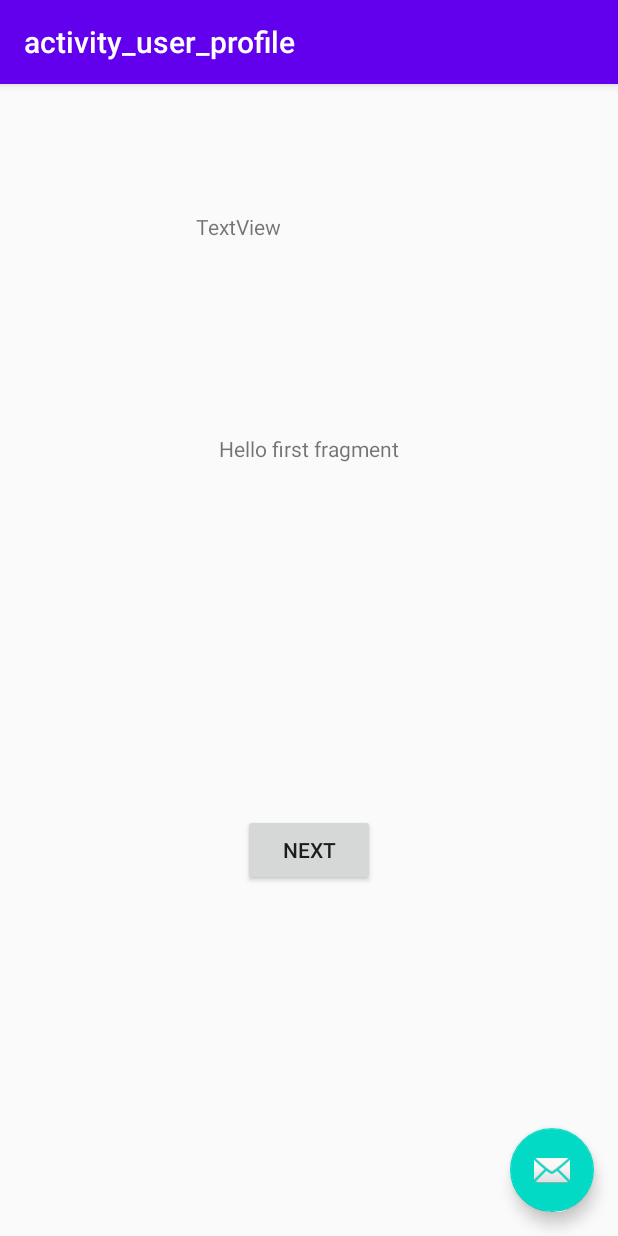
After one commit to NatasaLukic/PMA, an Android app: the FirstFragment screen opened directly, with no data from a screen before it, on a phone screen of 412 x 824 dp. The commit adds this screen. Run offline under Robolectric (Android 15) with nearby library versions, the phone set to English and light mode, and no system bars.

Commit message:
started user profile activity

```diff
--- a/FindACar/app/build.gradle
+++ b/FindACar/app/build.gradle
@@ -31,7 +31,10 @@
     implementation 'androidx.annotation:annotation:1.1.0'
     implementation 'androidx.constraintlayout:constraintlayout:1.1.3'
     implementation 'androidx.lifecycle:lifecycle-extensions:2.0.0'
+    implementation 'androidx.navigation:navigation-fragment:2.0.0'
+    implementation 'androidx.navigation:navigation-ui:2.0.0'
     testImplementation 'junit:junit:4.12'
     androidTestImplementation 'androidx.test.ext:junit:1.1.1'
     androidTestImplementation 'androidx.test.espresso:espresso-core:3.2.0'
+    implementation 'androidx.legacy:legacy-support-v4:1.0.0'
 }
--- a/FindACar/app/src/main/AndroidManifest.xml
+++ b/FindACar/app/src/main/AndroidManifest.xml
@@ -10,6 +10,10 @@
         android:supportsRtl="true"
         android:theme="@style/AppTheme">
         <activity
+            android:name=".activity_user_profile"
+            android:label="@string/title_activity_user_profile"
+            android:theme="@style/AppTheme.NoActionBar"></activity>
+        <activity
             android:name=".ui.login.LoginActivity"
             android:label="@string/app_name">
             <intent-filter>
--- /dev/null
+++ b/FindACar/app/src/main/java/com/example/findacar/FirstFragment.java
@@ -0,0 +1,34 @@
+package com.example.findacar;
+
+import android.os.Bundle;
+import android.view.LayoutInflater;
+import android.view.View;
+import android.view.ViewGroup;
+
+import androidx.annotation.NonNull;
+import androidx.fragment.app.Fragment;
+import androidx.navigation.fragment.NavHostFragment;
+
+public class FirstFragment extends Fragment {
+
+    @Override
+    public View onCreateView(
+            LayoutInflater inflater, ViewGroup container,
+            Bundle savedInstanceState
+    ) {
+        // Inflate the layout for this fragment
+        return inflater.inflate(R.layout.fragment_first, container, false);
+    }
+
+    public void onViewCreated(@NonNull View view, Bundle savedInstanceState) {
+        super.onViewCreated(view, savedInstanceState);
+
+        view.findViewById(R.id.button_first).setOnClickListener(new View.OnClickListener() {
+            @Override
+            public void onClick(View view) {
+                NavHostFragment.findNavController(FirstFragment.this)
+                        .navigate(R.id.action_FirstFragment_to_SecondFragment);
+            }
+        });
+    }
+}
--- /dev/null
+++ b/FindACar/app/src/main/java/com/example/findacar/SecondFragment.java
@@ -0,0 +1,34 @@
+package com.example.findacar;
+
+import android.os.Bundle;
+import android.view.LayoutInflater;
+import android.view.View;
+import android.view.ViewGroup;
+
+import androidx.annotation.NonNull;
+import androidx.fragment.app.Fragment;
+import androidx.navigation.fragment.NavHostFragment;
+
+public class SecondFragment extends Fragment {
+
+    @Override
+    public View onCreateView(
+            LayoutInflater inflater, ViewGroup container,
+            Bundle savedInstanceState
+    ) {
+        // Inflate the layout for this fragment
+        return inflater.inflate(R.layout.fragment_second, container, false);
+    }
+
+    public void onViewCreated(@NonNull View view, Bundle savedInstanceState) {
+        super.onViewCreated(view, savedInstanceState);
+
+        view.findViewById(R.id.button_second).setOnClickListener(new View.OnClickListener() {
+            @Override
+            public void onClick(View view) {
+                NavHostFragment.findNavController(SecondFragment.this)
+                        .navigate(R.id.action_SecondFragment_to_FirstFragment);
+            }
+        });
+    }
+}
--- /dev/null
+++ b/FindACar/app/src/main/java/com/example/findacar/activity_user_profile.java
@@ -0,0 +1,32 @@
+package com.example.findacar;
+
+import android.os.Bundle;
+
+import com.google.android.material.floatingactionbutton.FloatingActionButton;
+import com.google.android.material.snackbar.Snackbar;
+
+import androidx.appcompat.app.AppCompatActivity;
+import androidx.appcompat.widget.Toolbar;
+
+import android.view.View;
+
+public class activity_user_profile extends AppCompatActivity {
+
+    @Override
+    protected void onCreate(Bundle savedInstanceState) {
+        super.onCreate(savedInstanceState);
+        setContentView(R.layout.activity_user_profile);
+        Toolbar toolbar = findViewById(R.id.toolbar);
+        setSupportActionBar(toolbar);
+
+        FloatingActionButton fab = findViewById(R.id.fab);
+        fab.setOnClickListener(new View.OnClickListener() {
+            @Override
+            public void onClick(View view) {
+                Snackbar.make(view, "Replace with your own action", Snackbar.LENGTH_LONG)
+                        .setAction("Action", null).show();
+            }
+        });
+    }
+
+}
--- /dev/null
+++ b/FindACar/app/src/main/res/layout/activity_user_profile.xml
@@ -0,0 +1,33 @@
+<?xml version="1.0" encoding="utf-8"?>
+<androidx.coordinatorlayout.widget.CoordinatorLayout xmlns:android="http://schemas.android.com/apk/res/android"
+    xmlns:app="http://schemas.android.com/apk/res-auto"
+    xmlns:tools="http://schemas.android.com/tools"
+    android:layout_width="match_parent"
+    android:layout_height="match_parent"
+    tools:context=".activity_user_profile">
+
+    <com.google.android.material.appbar.AppBarLayout
+        android:layout_width="match_parent"
+        android:layout_height="wrap_content"
+        android:theme="@style/AppTheme.AppBarOverlay">
+
+        <androidx.appcompat.widget.Toolbar
+            android:id="@+id/toolbar"
+            android:layout_width="match_parent"
+            android:layout_height="?attr/actionBarSize"
+            android:background="?attr/colorPrimary"
+            app:popupTheme="@style/AppTheme.PopupOverlay" />
+
+    </com.google.android.material.appbar.AppBarLayout>
+
+    <include layout="@layout/content_activity_user_profile" />
+
+    <com.google.android.material.floatingactionbutton.FloatingActionButton
+        android:id="@+id/fab"
+        android:layout_width="wrap_content"
+        android:layout_height="wrap_content"
+        android:layout_gravity="bottom|end"
+        android:layout_margin="@dimen/fab_margin"
+        app:srcCompat="@android:drawable/ic_dialog_email" />
+
+</androidx.coordinatorlayout.widget.CoordinatorLayout>
--- /dev/null
+++ b/FindACar/app/src/main/res/layout/content_activity_user_profile.xml
@@ -0,0 +1,38 @@
+<?xml version="1.0" encoding="utf-8"?>
+<androidx.constraintlayout.widget.ConstraintLayout xmlns:android="http://schemas.android.com/apk/res/android"
+    xmlns:app="http://schemas.android.com/apk/res-auto"
+    xmlns:tools="http://schemas.android.com/tools"
+    android:layout_width="match_parent"
+    android:layout_height="match_parent"
+    app:layout_behavior="@string/appbar_scrolling_view_behavior">
+
+    <fragment
+        android:id="@+id/nav_host_fragment"
+        android:name="androidx.navigation.fragment.NavHostFragment"
+        android:layout_width="0dp"
+        android:layout_height="0dp"
+        app:defaultNavHost="true"
+        app:layout_constraintBottom_toBottomOf="parent"
+        app:layout_constraintHorizontal_bias="1.0"
+        app:layout_constraintLeft_toLeftOf="parent"
+        app:layout_constraintRight_toRightOf="parent"
+        app:layout_constraintTop_toTopOf="parent"
+        app:layout_constraintVertical_bias="1.0"
+        app:navGraph="@navigation/nav_graph" />
+
+    <TextView
+        android:id="@+id/textView"
+        android:layout_width="169dp"
+        android:layout_height="42dp"
+        android:layout_marginStart="161dp"
+        android:layout_marginTop="78dp"
+        android:layout_marginEnd="191dp"
+        android:layout_marginBottom="634dp"
+        android:text="TextView"
+        app:layout_constraintBottom_toBottomOf="@+id/nav_host_fragment"
+        app:layout_constraintEnd_toEndOf="@+id/nav_host_fragment"
+        app:layout_constraintHorizontal_bias="0.28"
+        app:layout_constraintStart_toStartOf="@+id/nav_host_fragment"
+        app:layout_constraintTop_toTopOf="@+id/nav_host_fragment"
+        tools:text="@string/profile_title" />
+</androidx.constraintlayout.widget.ConstraintLayout>
--- /dev/null
+++ b/FindACar/app/src/main/res/layout/fragment_first.xml
@@ -0,0 +1,28 @@
+<?xml version="1.0" encoding="utf-8"?>
+<androidx.constraintlayout.widget.ConstraintLayout xmlns:android="http://schemas.android.com/apk/res/android"
+    xmlns:app="http://schemas.android.com/apk/res-auto"
+    xmlns:tools="http://schemas.android.com/tools"
+    android:layout_width="match_parent"
+    android:layout_height="match_parent"
+    tools:context=".FirstFragment">
+
+    <TextView
+        android:id="@+id/textview_first"
+        android:layout_width="wrap_content"
+        android:layout_height="wrap_content"
+        android:text="@string/hello_first_fragment"
+        app:layout_constraintBottom_toTopOf="@id/button_first"
+        app:layout_constraintEnd_toEndOf="parent"
+        app:layout_constraintStart_toStartOf="parent"
+        app:layout_constraintTop_toTopOf="parent" />
+
+    <Button
+        android:id="@+id/button_first"
+        android:layout_width="wrap_content"
+        android:layout_height="wrap_content"
+        android:text="@string/next"
+        app:layout_constraintBottom_toBottomOf="parent"
+        app:layout_constraintEnd_toEndOf="parent"
+        app:layout_constraintStart_toStartOf="parent"
+        app:layout_constraintTop_toBottomOf="@id/textview_first" />
+</androidx.constraintlayout.widget.ConstraintLayout>
--- /dev/null
+++ b/FindACar/app/src/main/res/layout/fragment_second.xml
@@ -0,0 +1,27 @@
+<?xml version="1.0" encoding="utf-8"?>
+<androidx.constraintlayout.widget.ConstraintLayout xmlns:android="http://schemas.android.com/apk/res/android"
+    xmlns:app="http://schemas.android.com/apk/res-auto"
+    xmlns:tools="http://schemas.android.com/tools"
+    android:layout_width="match_parent"
+    android:layout_height="match_parent"
+    tools:context=".SecondFragment">
+
+    <TextView
+        android:id="@+id/textview_second"
+        android:layout_width="wrap_content"
+        android:layout_height="wrap_content"
+        app:layout_constraintBottom_toTopOf="@id/button_second"
+        app:layout_constraintEnd_toEndOf="parent"
+        app:layout_constraintStart_toStartOf="parent"
+        app:layout_constraintTop_toTopOf="parent" />
+
+    <Button
+        android:id="@+id/button_second"
+        android:layout_width="wrap_content"
+        android:layout_height="wrap_content"
+        android:text="@string/previous"
+        app:layout_constraintBottom_toBottomOf="parent"
+        app:layout_constraintEnd_toEndOf="parent"
+        app:layout_constraintStart_toStartOf="parent"
+        app:layout_constraintTop_toBottomOf="@id/textview_second" />
+</androidx.constraintlayout.widget.ConstraintLayout>
--- /dev/null
+++ b/FindACar/app/src/main/res/navigation/nav_graph.xml
@@ -0,0 +1,28 @@
+<?xml version="1.0" encoding="utf-8"?>
+<navigation xmlns:android="http://schemas.android.com/apk/res/android"
+    xmlns:app="http://schemas.android.com/apk/res-auto"
+    xmlns:tools="http://schemas.android.com/tools"
+    android:id="@+id/nav_graph"
+    app:startDestination="@id/FirstFragment">
+
+    <fragment
+        android:id="@+id/FirstFragment"
+        android:name="com.example.findacar.FirstFragment"
+        android:label="@string/first_fragment_label"
+        tools:layout="@layout/fragment_first">
+
+        <action
+            android:id="@+id/action_FirstFragment_to_SecondFragment"
+            app:destination="@id/SecondFragment" />
+    </fragment>
+    <fragment
+        android:id="@+id/SecondFragment"
+        android:name="com.example.findacar.SecondFragment"
+        android:label="@string/second_fragment_label"
+        tools:layout="@layout/fragment_second">
+
+        <action
+            android:id="@+id/action_SecondFragment_to_FirstFragment"
+            app:destination="@id/FirstFragment" />
+    </fragment>
+</navigation>
--- a/FindACar/app/src/main/res/values/dimens.xml
+++ b/FindACar/app/src/main/res/values/dimens.xml
@@ -2,4 +2,5 @@
     <!-- Default screen margins, per the Android Design guidelines. -->
     <dimen name="activity_horizontal_margin">16dp</dimen>
     <dimen name="activity_vertical_margin">16dp</dimen>
+    <dimen name="fab_margin">16dp</dimen>
 </resources>
--- a/FindACar/app/src/main/res/values/strings.xml
+++ b/FindACar/app/src/main/res/values/strings.xml
@@ -9,4 +9,20 @@
     <string name="invalid_username">Not a valid username</string>
     <string name="invalid_password">Password must be >5 characters</string>
     <string name="login_failed">"Login failed"</string>
+    <string name="profile_title">Profile</string>
+    <string name="Name">Name</string>
+    <string name="surname">Surname</string>
+    <string name="name">Name</string>
+    <string name="email">Email</string>
+    <string name="btn_change_pass">Change password</string>
+    <string name="btn_my_reservations">My reservations</string>
+    <string name="title_activity_user_profile">activity_user_profile</string>
+    <!-- Strings used for fragments for navigation -->
+    <string name="first_fragment_label">First Fragment</string>
+    <string name="second_fragment_label">Second Fragment</string>
+    <string name="next">Next</string>
+    <string name="previous">Previous</string>
+
+    <string name="hello_first_fragment">Hello first fragment</string>
+    <string name="hello_second_fragment">Hello second fragment. Arg: %1$s</string>
 </resources>
--- a/FindACar/app/src/main/res/values/styles.xml
+++ b/FindACar/app/src/main/res/values/styles.xml
@@ -8,4 +8,13 @@
         <item name="colorAccent">@color/colorAccent</item>
     </style>
 
+    <style name="AppTheme.NoActionBar">
+        <item name="windowActionBar">false</item>
+        <item name="windowNoTitle">true</item>
+    </style>
+
+    <style name="AppTheme.AppBarOverlay" parent="ThemeOverlay.AppCompat.Dark.ActionBar" />
+
+    <style name="AppTheme.PopupOverlay" parent="ThemeOverlay.AppCompat.Light" />
+
 </resources>
```
